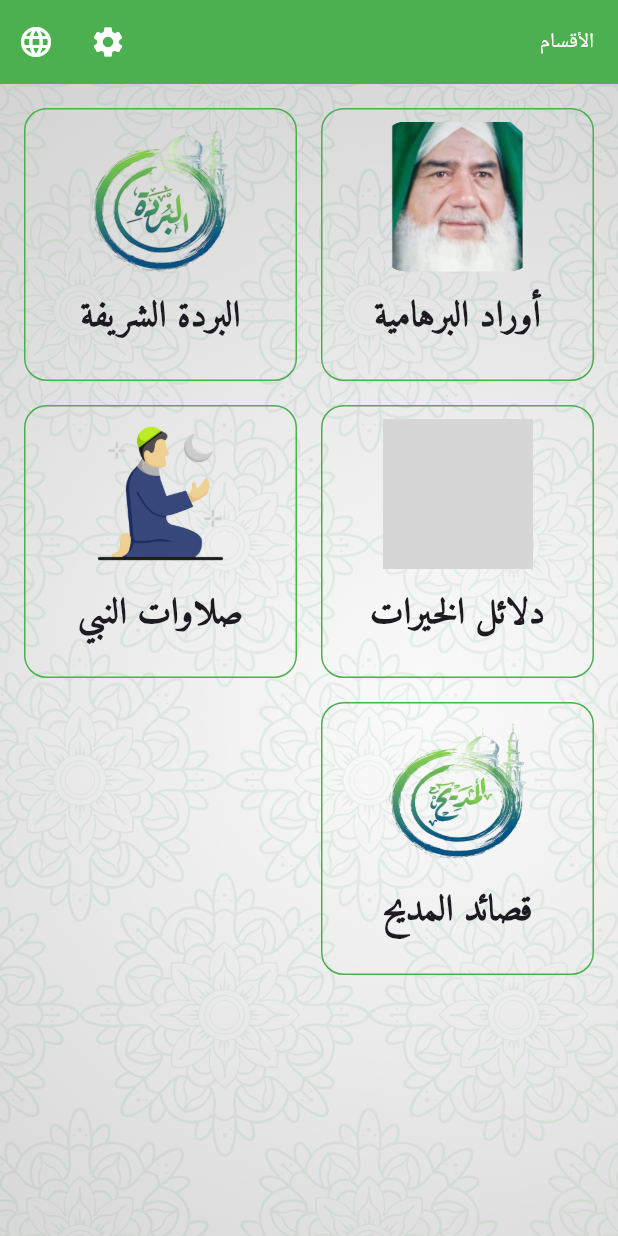
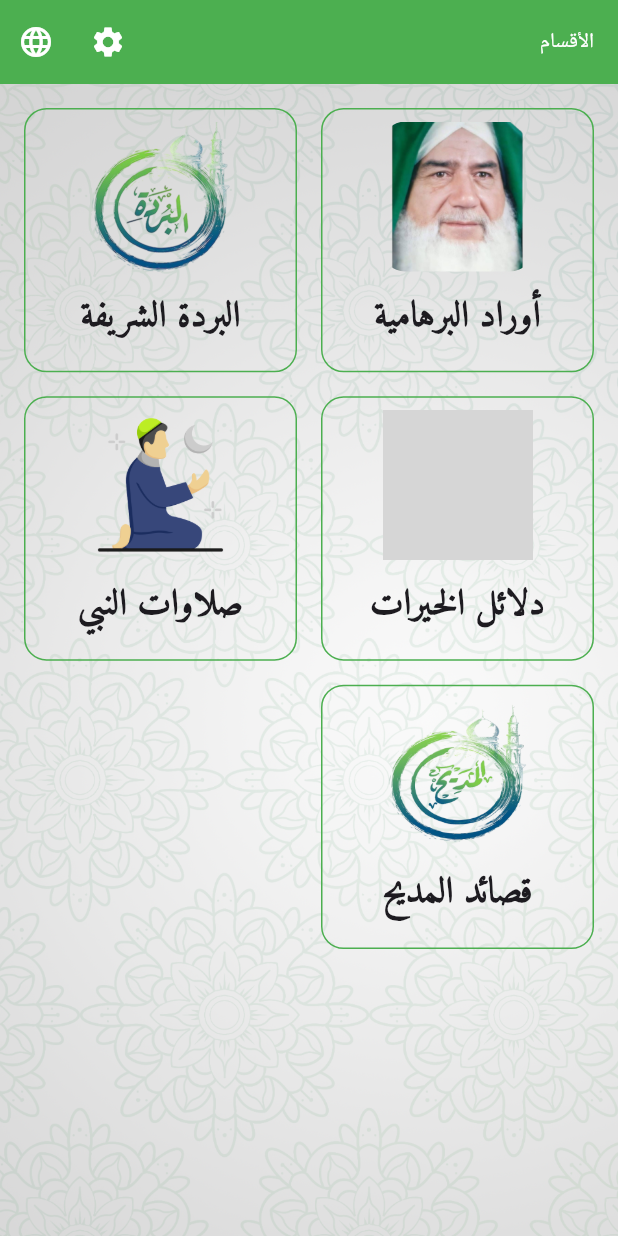
Before and after one commit to abo-elleef/award_flutter, a Flutter app: the screen it shows after launch, on a phone screen of 412 x 824 dp. Run offline on Flutter 3.47's test engine with Material 3 defaults, Android fonts, the phone set to English and light mode, and no system bars; our stand-ins replace connectivity_plus, firebase_analytics, firebase_core, google_mobile_ads, in_app_review, shared_preferences and 2 more; accounts and stored records are empty; grey boxes are pictures that could not be loaded.

Commit message:
dynamic grid height based on screen size

```diff
--- a/lib/main.dart
+++ b/lib/main.dart
@@ -186,6 +186,9 @@ class _MyHomePageState extends State<MyHomePage> {
 
   @override
   Widget build(BuildContext context) {
+    var size = MediaQuery.of(context).size;
+    var width = size.width;
+    var height = 400;
     return Directionality(
         textDirection: AppLocalizations.of(context)!.localeName == 'ar' ? TextDirection.rtl : TextDirection.ltr,
         child: Scaffold(
@@ -229,6 +232,7 @@ class _MyHomePageState extends State<MyHomePage> {
               child: GridView.count(
                 padding: const EdgeInsets.only(right: 8.0, left: 8.0),
                 crossAxisCount: 2,
+                childAspectRatio: width/height,
                 children: buildPageDetails(),
               ),
             )
```
